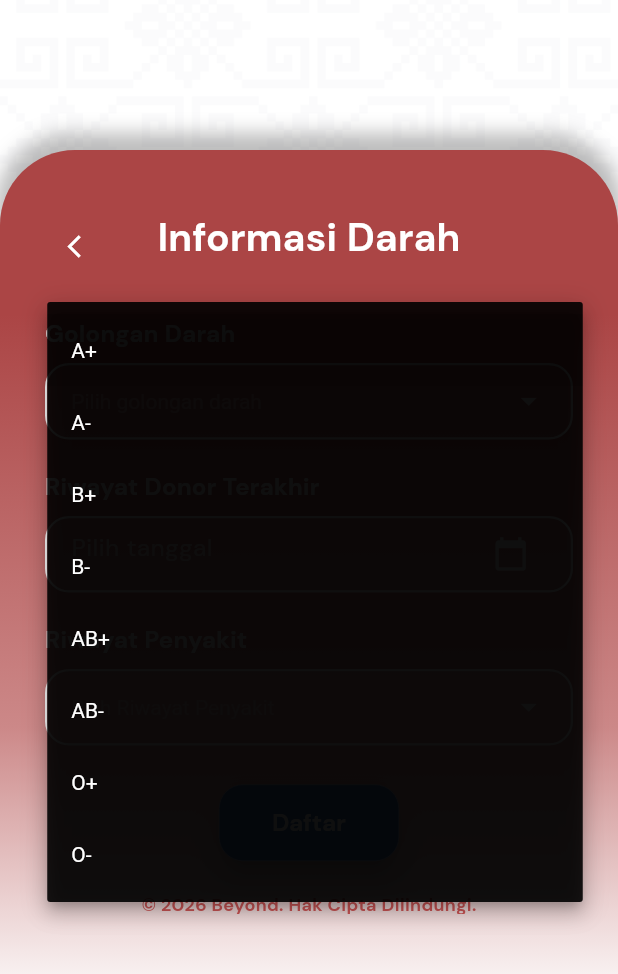
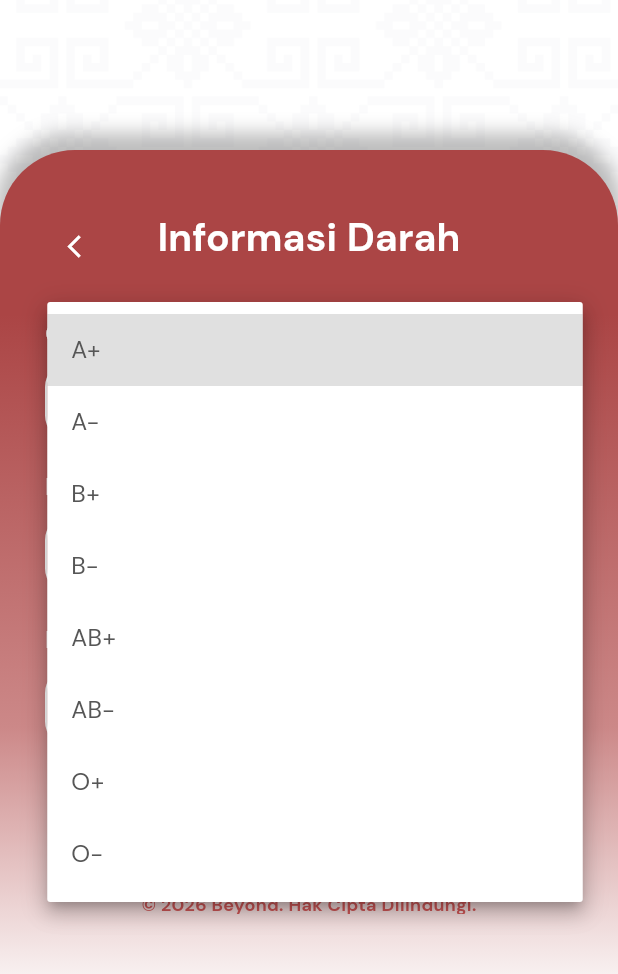
Before and after one commit to MuhammadBintang27/DarahTanyoe_App, a Flutter app: the BloodInfo screen opened directly, after a tap on "Pilih golongan darah", on a phone screen of 412 x 824 dp, the part 262-1236 px from its top. Run offline on Flutter 3.47's test engine with Material 3 defaults, Android fonts, the phone set to English and light mode, and no system bars; our stand-ins replace dotted_border, firebase_core, firebase_messaging, flutter_dotenv, flutter_layout_grid, flutter_local_notifications and 10 more; accounts and stored records are empty; project files that could hold a hidden picture were left out.

Commit message:
update on my textfield component

```diff
--- a/lib/components/my_textfield.dart
+++ b/lib/components/my_textfield.dart
@@ -124,12 +124,33 @@ class _MyTextFieldState extends State<MyTextField> {
             style: TextStyle(color: textColor.withValues(alpha: 0.4)),
           ),
           icon: Icon(Icons.arrow_drop_down, color: textColor),
-          style: TextStyle(color: textColor),
-          dropdownColor: Colors.black87.withValues(alpha: 0.9),
+          dropdownColor: Colors.white,
+          // Selected item (displayed in field) - PUTIH
+          selectedItemBuilder: (BuildContext context) {
+            return widget.dropdownItems!.map((String item) {
+              return Align(
+                alignment: Alignment.centerLeft,
+                child: Text(
+                  item,
+                  style: TextStyle(
+                    color: textColor,
+                    fontSize: 16,
+                  ),
+                ),
+              );
+            }).toList();
+          },
+          // Dropdown menu items - HITAM
           items: widget.dropdownItems?.map((String item) {
             return DropdownMenuItem<String>(
               value: item,
-              child: Text(item, style: TextStyle(color: textColor)),
+              child: Text(
+                item,
+                style: TextStyle(
+                  color: AppTheme.neutral_01,  // Hitam untuk dropdown menu
+                  fontSize: 16,
+                ),
+              ),
             );
           }).toList(),
           onChanged: (value) {
--- a/lib/pages/authentication/personal_info.dart
+++ b/lib/pages/authentication/personal_info.dart
@@ -204,7 +204,7 @@ class _PersonalInfoState extends State<PersonalInfo> {
                           child: MyTextField(
                             hintText: 'Pilih Tanggal Lahir',
                             keyboardType: TextInputType.datetime,
-                            inputType: InputType.text,
+                            inputType: InputType.date,
                             controller: _dateOfBirthController,
                             validator: (value) {
                               if (value == null || value.isEmpty) {
```
Also changed, not shown: lib/components/dropdown_api.dart (deleted, +0 -113 lines).
